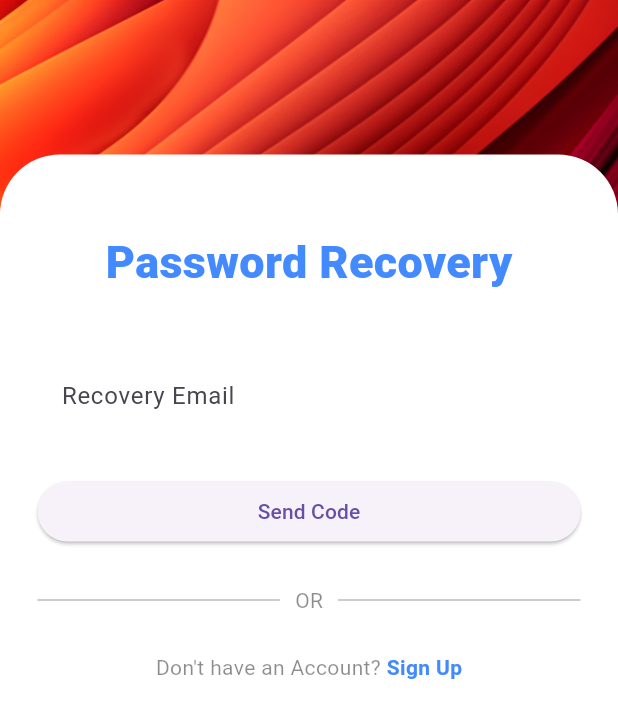
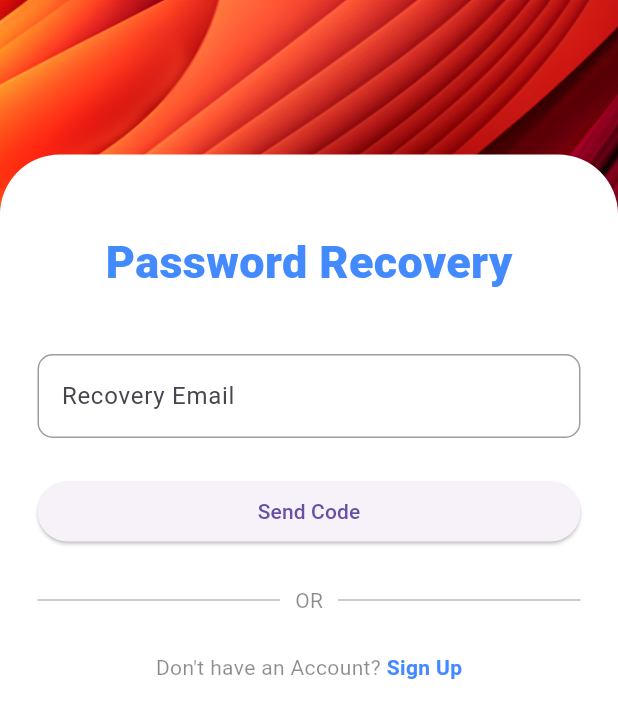
Before and after one commit to Amer-Mukhtar/Whisper-Messaging-App-beta, a Flutter app: the ForgetPasswordScreen screen opened directly, on a phone screen of 412 x 824 dp. Shown: the top 718 px of the screen. Run offline on Flutter 3.47's test engine with Material 3 defaults, Android fonts, the phone set to English and light mode, and no system bars; our stand-ins replace cloud_firestore, firebase_auth, firebase_core, firebase_storage, font_awesome_flutter, image_picker; accounts and stored records are empty.

Commit message:
TextFieldBorder

```diff
--- a/lib/views/add_user.dart
+++ b/lib/views/add_user.dart
@@ -125,7 +125,6 @@ class _AddUserScreenState extends State<AddUserScreen> {
                               );
                               if (userAlreadyAdded )//
                               {
-
                                 ScaffoldMessenger.of(context).showSnackBar(
                                   const SnackBar(content: Text('User with this name has already been added.')),
                                 );
--- a/lib/widgets/text_field.dart
+++ b/lib/widgets/text_field.dart
@@ -27,13 +27,13 @@ class CustomTextField extends StatelessWidget {
         ),
         border: OutlineInputBorder(
           borderSide: const BorderSide(
-            color: Colors.white,
+            color: Colors.grey,
           ),
           borderRadius: BorderRadius.circular(10),
         ),
         enabledBorder: OutlineInputBorder(
           borderSide: const BorderSide(
-            color: Colors.white,
+            color: Colors.grey,
           ),
           borderRadius: BorderRadius.circular(10),
         ),
```
